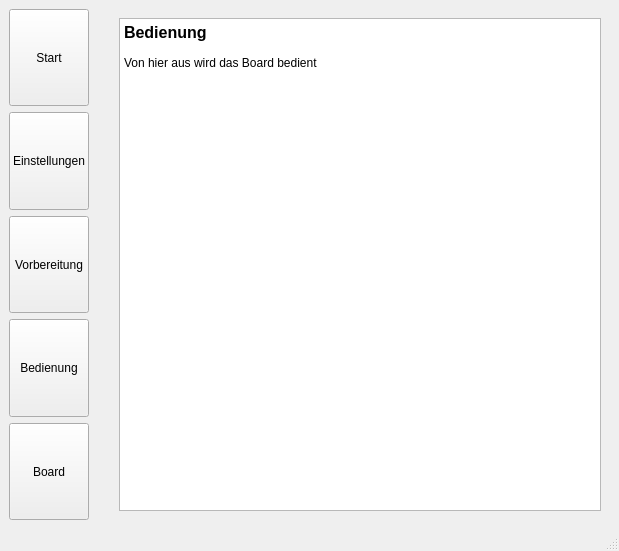
Before: the Qt Designer form JudoScoreboard/mainwindow.ui in lusmdl/MyJudoScoreboard, drawn with Qt 5.
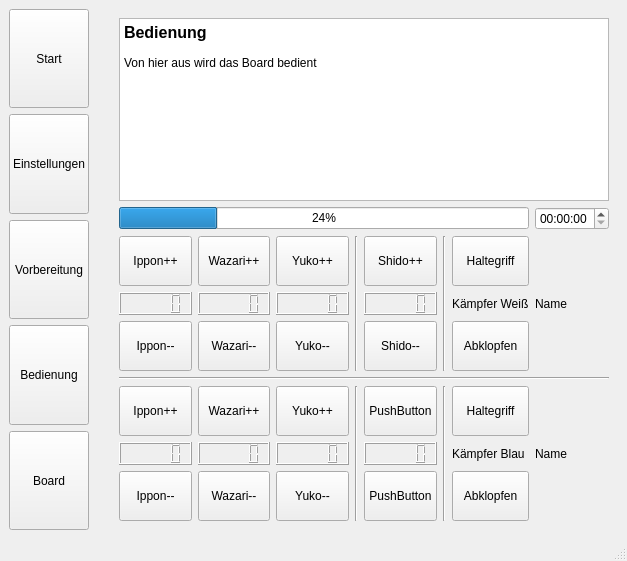
After: the same form once the commit is applied. The open tabs and pages were chosen to show the change.

Patch:
```diff
--- a/JudoScoreboard/mainwindow.ui
+++ b/JudoScoreboard/mainwindow.ui
@@ -6,8 +6,8 @@
    <rect>
     <x>0</x>
     <y>0</y>
-    <width>617</width>
-    <height>551</height>
+    <width>627</width>
+    <height>561</height>
    </rect>
   </property>
   <property name="windowTitle">
@@ -269,13 +269,6 @@
             </property>
            </widget>
           </item>
-          <item row="2" column="2">
-           <widget class="Line" name="line_6">
-            <property name="orientation">
-             <enum>Qt::Horizontal</enum>
-            </property>
-           </widget>
-          </item>
           <item row="17" column="2">
            <widget class="QCheckBox" name="_1_checkWazari">
             <property name="text">
@@ -299,20 +292,6 @@
             </property>
            </widget>
           </item>
-          <item row="2" column="1">
-           <widget class="Line" name="line_2">
-            <property name="orientation">
-             <enum>Qt::Horizontal</enum>
-            </property>
-           </widget>
-          </item>
-          <item row="9" column="2">
-           <widget class="Line" name="line_12">
-            <property name="orientation">
-             <enum>Qt::Horizontal</enum>
-            </property>
-           </widget>
-          </item>
           <item row="21" column="1">
            <widget class="QSpinBox" name="_1_numMaxShido">
             <property name="maximumSize">
@@ -397,13 +376,6 @@
           <item row="5" column="1">
            <widget class="QTimeEdit" name="_1_timeFight"/>
           </item>
-          <item row="15" column="2">
-           <widget class="Line" name="line_5">
-            <property name="orientation">
-             <enum>Qt::Horizontal</enum>
-            </property>
-           </widget>
-          </item>
           <item row="7" column="0" alignment="Qt::AlignRight">
            <widget class="QLabel" name="label_18">
             <property name="text">
@@ -432,20 +404,6 @@
             </property>
            </widget>
           </item>
-          <item row="2" column="0">
-           <widget class="Line" name="line">
-            <property name="orientation">
-             <enum>Qt::Horizontal</enum>
-            </property>
-           </widget>
-          </item>
-          <item row="15" column="1">
-           <widget class="Line" name="line_3">
-            <property name="orientation">
-             <enum>Qt::Horizontal</enum>
-            </property>
-           </widget>
-          </item>
           <item row="16" column="0" alignment="Qt::AlignRight">
            <widget class="QLabel" name="label_3">
             <property name="text">
@@ -467,13 +425,6 @@
             </property>
            </widget>
           </item>
-          <item row="20" column="1">
-           <widget class="Line" name="line_8">
-            <property name="orientation">
-             <enum>Qt::Horizontal</enum>
-            </property>
-           </widget>
-          </item>
           <item row="13" column="2">
            <widget class="QCheckBox" name="_1_checkWinYuko">
             <property name="text">
@@ -616,8 +567,452 @@
       <widget class="QWidget" name="_3_Control">
        <layout class="QHBoxLayout" name="horizontalLayout_5">
         <item>
-         <layout class="QVBoxLayout" name="_3_layout">
-          <item>
+         <layout class="QGridLayout" name="gridLayout_5">
+          <item row="6" column="1">
+           <widget class="QPushButton" name="pushButton_11">
+            <property name="sizePolicy">
+             <sizepolicy hsizetype="Minimum" vsizetype="Minimum">
+              <horstretch>0</horstretch>
+              <verstretch>0</verstretch>
+             </sizepolicy>
+            </property>
+            <property name="minimumSize">
+             <size>
+              <width>50</width>
+              <height>50</height>
+             </size>
+            </property>
+            <property name="text">
+             <string>Wazari++</string>
+            </property>
+           </widget>
+          </item>
+          <item row="3" column="1">
+           <widget class="QLCDNumber" name="lcdNumber_3"/>
+          </item>
+          <item row="8" column="2">
+           <widget class="QPushButton" name="pushButton_16">
+            <property name="sizePolicy">
+             <sizepolicy hsizetype="Minimum" vsizetype="Minimum">
+              <horstretch>0</horstretch>
+              <verstretch>0</verstretch>
+             </sizepolicy>
+            </property>
+            <property name="minimumSize">
+             <size>
+              <width>50</width>
+              <height>50</height>
+             </size>
+            </property>
+            <property name="text">
+             <string>Yuko--</string>
+            </property>
+           </widget>
+          </item>
+          <item row="8" column="0">
+           <widget class="QPushButton" name="pushButton_8">
+            <property name="sizePolicy">
+             <sizepolicy hsizetype="Minimum" vsizetype="Minimum">
+              <horstretch>0</horstretch>
+              <verstretch>0</verstretch>
+             </sizepolicy>
+            </property>
+            <property name="minimumSize">
+             <size>
+              <width>50</width>
+              <height>50</height>
+             </size>
+            </property>
+            <property name="text">
+             <string>Ippon--</string>
+            </property>
+           </widget>
+          </item>
+          <item row="2" column="4">
+           <widget class="QPushButton" name="pushButton_17">
+            <property name="sizePolicy">
+             <sizepolicy hsizetype="Minimum" vsizetype="Minimum">
+              <horstretch>0</horstretch>
+              <verstretch>0</verstretch>
+             </sizepolicy>
+            </property>
+            <property name="minimumSize">
+             <size>
+              <width>50</width>
+              <height>50</height>
+             </size>
+            </property>
+            <property name="text">
+             <string>Shido++</string>
+            </property>
+           </widget>
+          </item>
+          <item row="8" column="1">
+           <widget class="QPushButton" name="pushButton_12">
+            <property name="sizePolicy">
+             <sizepolicy hsizetype="Minimum" vsizetype="Minimum">
+              <horstretch>0</horstretch>
+              <verstretch>0</verstretch>
+             </sizepolicy>
+            </property>
+            <property name="minimumSize">
+             <size>
+              <width>50</width>
+              <height>50</height>
+             </size>
+            </property>
+            <property name="text">
+             <string>Wazari--</string>
+            </property>
+           </widget>
+          </item>
+          <item row="2" column="0">
+           <widget class="QPushButton" name="pushButton_5">
+            <property name="sizePolicy">
+             <sizepolicy hsizetype="Minimum" vsizetype="Minimum">
+              <horstretch>0</horstretch>
+              <verstretch>0</verstretch>
+             </sizepolicy>
+            </property>
+            <property name="minimumSize">
+             <size>
+              <width>50</width>
+              <height>50</height>
+             </size>
+            </property>
+            <property name="text">
+             <string>Ippon++</string>
+            </property>
+           </widget>
+          </item>
+          <item row="6" column="3" rowspan="3">
+           <widget class="Line" name="line_5">
+            <property name="orientation">
+             <enum>Qt::Vertical</enum>
+            </property>
+           </widget>
+          </item>
+          <item row="6" column="0">
+           <widget class="QPushButton" name="pushButton_6">
+            <property name="sizePolicy">
+             <sizepolicy hsizetype="Minimum" vsizetype="Minimum">
+              <horstretch>0</horstretch>
+              <verstretch>0</verstretch>
+             </sizepolicy>
+            </property>
+            <property name="minimumSize">
+             <size>
+              <width>50</width>
+              <height>50</height>
+             </size>
+            </property>
+            <property name="text">
+             <string>Ippon++</string>
+            </property>
+           </widget>
+          </item>
+          <item row="7" column="4">
+           <widget class="QLCDNumber" name="lcdNumber_8"/>
+          </item>
+          <item row="4" column="2">
+           <widget class="QPushButton" name="pushButton_14">
+            <property name="sizePolicy">
+             <sizepolicy hsizetype="Minimum" vsizetype="Minimum">
+              <horstretch>0</horstretch>
+              <verstretch>0</verstretch>
+             </sizepolicy>
+            </property>
+            <property name="minimumSize">
+             <size>
+              <width>50</width>
+              <height>50</height>
+             </size>
+            </property>
+            <property name="text">
+             <string>Yuko--</string>
+            </property>
+           </widget>
+          </item>
+          <item row="7" column="0">
+           <widget class="QLCDNumber" name="lcdNumber_2"/>
+          </item>
+          <item row="2" column="3" rowspan="3">
+           <widget class="Line" name="line_3">
+            <property name="orientation">
+             <enum>Qt::Vertical</enum>
+            </property>
+           </widget>
+          </item>
+          <item row="3" column="0">
+           <widget class="QLCDNumber" name="lcdNumber"/>
+          </item>
+          <item row="6" column="4">
+           <widget class="QPushButton" name="pushButton_19">
+            <property name="minimumSize">
+             <size>
+              <width>50</width>
+              <height>50</height>
+             </size>
+            </property>
+            <property name="text">
+             <string>PushButton</string>
+            </property>
+           </widget>
+          </item>
+          <item row="4" column="0">
+           <widget class="QPushButton" name="pushButton_7">
+            <property name="sizePolicy">
+             <sizepolicy hsizetype="Minimum" vsizetype="Minimum">
+              <horstretch>0</horstretch>
+              <verstretch>0</verstretch>
+             </sizepolicy>
+            </property>
+            <property name="minimumSize">
+             <size>
+              <width>50</width>
+              <height>50</height>
+             </size>
+            </property>
+            <property name="text">
+             <string>Ippon--</string>
+            </property>
+           </widget>
+          </item>
+          <item row="3" column="2">
+           <widget class="QLCDNumber" name="lcdNumber_6"/>
+          </item>
+          <item row="7" column="1">
+           <widget class="QLCDNumber" name="lcdNumber_4"/>
+          </item>
+          <item row="6" column="2">
+           <widget class="QPushButton" name="pushButton_15">
+            <property name="sizePolicy">
+             <sizepolicy hsizetype="Minimum" vsizetype="Minimum">
+              <horstretch>0</horstretch>
+              <verstretch>0</verstretch>
+             </sizepolicy>
+            </property>
+            <property name="minimumSize">
+             <size>
+              <width>50</width>
+              <height>50</height>
+             </size>
+            </property>
+            <property name="text">
+             <string>Yuko++</string>
+            </property>
+           </widget>
+          </item>
+          <item row="2" column="2">
+           <widget class="QPushButton" name="pushButton_13">
+            <property name="sizePolicy">
+             <sizepolicy hsizetype="Minimum" vsizetype="Minimum">
+              <horstretch>0</horstretch>
+              <verstretch>0</verstretch>
+             </sizepolicy>
+            </property>
+            <property name="minimumSize">
+             <size>
+              <width>50</width>
+              <height>50</height>
+             </size>
+            </property>
+            <property name="text">
+             <string>Yuko++</string>
+            </property>
+           </widget>
+          </item>
+          <item row="4" column="1">
+           <widget class="QPushButton" name="pushButton_10">
+            <property name="sizePolicy">
+             <sizepolicy hsizetype="Minimum" vsizetype="Minimum">
+              <horstretch>0</horstretch>
+              <verstretch>0</verstretch>
+             </sizepolicy>
+            </property>
+            <property name="minimumSize">
+             <size>
+              <width>50</width>
+              <height>50</height>
+             </size>
+            </property>
+            <property name="text">
+             <string>Wazari--</string>
+            </property>
+           </widget>
+          </item>
+          <item row="4" column="4">
+           <widget class="QPushButton" name="pushButton_18">
+            <property name="sizePolicy">
+             <sizepolicy hsizetype="Minimum" vsizetype="Minimum">
+              <horstretch>0</horstretch>
+              <verstretch>0</verstretch>
+             </sizepolicy>
+            </property>
+            <property name="minimumSize">
+             <size>
+              <width>50</width>
+              <height>50</height>
+             </size>
+            </property>
+            <property name="text">
+             <string>Shido--</string>
+            </property>
+           </widget>
+          </item>
+          <item row="3" column="4">
+           <widget class="QLCDNumber" name="lcdNumber_7"/>
+          </item>
+          <item row="2" column="1">
+           <widget class="QPushButton" name="pushButton_9">
+            <property name="sizePolicy">
+             <sizepolicy hsizetype="Minimum" vsizetype="Minimum">
+              <horstretch>0</horstretch>
+              <verstretch>0</verstretch>
+             </sizepolicy>
+            </property>
+            <property name="minimumSize">
+             <size>
+              <width>50</width>
+              <height>50</height>
+             </size>
+            </property>
+            <property name="text">
+             <string>Wazari++</string>
+            </property>
+           </widget>
+          </item>
+          <item row="7" column="2">
+           <widget class="QLCDNumber" name="lcdNumber_5"/>
+          </item>
+          <item row="8" column="4">
+           <widget class="QPushButton" name="pushButton_20">
+            <property name="minimumSize">
+             <size>
+              <width>50</width>
+              <height>50</height>
+             </size>
+            </property>
+            <property name="text">
+             <string>PushButton</string>
+            </property>
+           </widget>
+          </item>
+          <item row="2" column="5" rowspan="3">
+           <widget class="Line" name="line_6">
+            <property name="orientation">
+             <enum>Qt::Vertical</enum>
+            </property>
+           </widget>
+          </item>
+          <item row="6" column="5" rowspan="3">
+           <widget class="Line" name="line_8">
+            <property name="orientation">
+             <enum>Qt::Vertical</enum>
+            </property>
+           </widget>
+          </item>
+          <item row="6" column="6">
+           <widget class="QPushButton" name="pushButton_22">
+            <property name="sizePolicy">
+             <sizepolicy hsizetype="Minimum" vsizetype="Minimum">
+              <horstretch>0</horstretch>
+              <verstretch>0</verstretch>
+             </sizepolicy>
+            </property>
+            <property name="minimumSize">
+             <size>
+              <width>50</width>
+              <height>50</height>
+             </size>
+            </property>
+            <property name="text">
+             <string>Haltegriff</string>
+            </property>
+           </widget>
+          </item>
+          <item row="2" column="6">
+           <widget class="QPushButton" name="pushButton_21">
+            <property name="sizePolicy">
+             <sizepolicy hsizetype="Minimum" vsizetype="Minimum">
+              <horstretch>0</horstretch>
+              <verstretch>0</verstretch>
+             </sizepolicy>
+            </property>
+            <property name="minimumSize">
+             <size>
+              <width>50</width>
+              <height>50</height>
+             </size>
+            </property>
+            <property name="text">
+             <string>Haltegriff</string>
+            </property>
+           </widget>
+          </item>
+          <item row="4" column="6">
+           <widget class="QPushButton" name="pushButton_23">
+            <property name="sizePolicy">
+             <sizepolicy hsizetype="Minimum" vsizetype="Minimum">
+              <horstretch>0</horstretch>
+              <verstretch>0</verstretch>
+             </sizepolicy>
+            </property>
+            <property name="minimumSize">
+             <size>
+              <width>50</width>
+              <height>50</height>
+             </size>
+            </property>
+            <property name="text">
+             <string>Abklopfen</string>
+            </property>
+           </widget>
+          </item>
+          <item row="8" column="6">
+           <widget class="QPushButton" name="pushButton_24">
+            <property name="sizePolicy">
+             <sizepolicy hsizetype="Minimum" vsizetype="Minimum">
+              <horstretch>0</horstretch>
+              <verstretch>0</verstretch>
+             </sizepolicy>
+            </property>
+            <property name="minimumSize">
+             <size>
+              <width>50</width>
+              <height>50</height>
+             </size>
+            </property>
+            <property name="text">
+             <string>Abklopfen</string>
+            </property>
+           </widget>
+          </item>
+          <item row="3" column="6">
+           <widget class="QLabel" name="label_21">
+            <property name="text">
+             <string>Kämpfer Weiß</string>
+            </property>
+           </widget>
+          </item>
+          <item row="7" column="6">
+           <widget class="QLabel" name="label_29">
+            <property name="text">
+             <string>Kämpfer Blau</string>
+            </property>
+           </widget>
+          </item>
+          <item row="1" column="7">
+           <widget class="QTimeEdit" name="timeEdit"/>
+          </item>
+          <item row="1" column="0" colspan="7">
+           <widget class="QProgressBar" name="progressBar">
+            <property name="value">
+             <number>24</number>
+            </property>
+           </widget>
+          </item>
+          <item row="0" column="0" colspan="8">
            <widget class="QTextBrowser" name="_3_head">
             <property name="html">
              <string>&lt;!DOCTYPE HTML PUBLIC &quot;-//W3C//DTD HTML 4.0//EN&quot; &quot;http://www.w3.org/TR/REC-html40/strict.dtd&quot;&gt;
@@ -633,6 +1028,27 @@
             </property>
            </widget>
           </item>
+          <item row="2" column="7" rowspan="3">
+           <widget class="QLabel" name="label_30">
+            <property name="text">
+             <string>Name</string>
+            </property>
+           </widget>
+          </item>
+          <item row="5" column="0" colspan="8">
+           <widget class="Line" name="line_2">
+            <property name="orientation">
+             <enum>Qt::Horizontal</enum>
+            </property>
+           </widget>
+          </item>
+          <item row="6" column="7" rowspan="3">
+           <widget class="QLabel" name="label_31">
+            <property name="text">
+             <string>Name</string>
+            </property>
+           </widget>
+          </item>
          </layout>
         </item>
        </layout>
@@ -641,97 +1057,6 @@
        <layout class="QHBoxLayout" name="horizontalLayout_6">
         <item>
          <layout class="QGridLayout" name="gridLayout_2">
-          <item row="1" column="2">
-           <widget class="QLabel" name="label_20">
-            <property name="text">
-             <string>Wazari</string>
-            </property>
-           </widget>
-          </item>
-          <item row="3" column="3">
-           <widget class="Line" name="line_16">
-            <property name="orientation">
-             <enum>Qt::Horizontal</enum>
-            </property>
-           </widget>
-          </item>
-          <item row="4" column="4">
-           <widget class="Line" name="line_19">
-            <property name="orientation">
-             <enum>Qt::Vertical</enum>
-            </property>
-           </widget>
-          </item>
-          <item row="3" column="5">
-           <widget class="QLCDNumber" name="lcdNumber_3"/>
-          </item>
-          <item row="3" column="0">
-           <widget class="Line" name="line_14">
-            <property name="orientation">
-             <enum>Qt::Horizontal</enum>
-            </property>
-           </widget>
-          </item>
-          <item row="3" column="2">
-           <widget class="Line" name="line_15">
-            <property name="orientation">
-             <enum>Qt::Horizontal</enum>
-            </property>
-           </widget>
-          </item>
-          <item row="4" column="3">
-           <widget class="QLCDNumber" name="lcdNumber_7"/>
-          </item>
-          <item row="4" column="2">
-           <widget class="QLCDNumber" name="lcdNumber_6"/>
-          </item>
-          <item row="0" column="1">
-           <widget class="QLCDNumber" name="lcdNumber"/>
-          </item>
-          <item row="3" column="1">
-           <widget class="Line" name="line_13">
-            <property name="orientation">
-             <enum>Qt::Horizontal</enum>
-            </property>
-           </widget>
-          </item>
-          <item row="0" column="2">
-           <widget class="QLCDNumber" name="lcdNumber_4"/>
-          </item>
-          <item row="0" column="3">
-           <widget class="QLCDNumber" name="lcdNumber_5"/>
-          </item>
-          <item row="4" column="0">
-           <widget class="QLineEdit" name="lineEdit_2">
-            <property name="text">
-             <string>Kämpfer Gast</string>
-            </property>
-           </widget>
-          </item>
-          <item row="4" column="1">
-           <widget class="QLCDNumber" name="lcdNumber_2"/>
-          </item>
-          <item row="3" column="4">
-           <widget class="Line" name="line_18">
-            <property name="orientation">
-             <enum>Qt::Vertical</enum>
-            </property>
-           </widget>
-          </item>
-          <item row="0" column="0">
-           <widget class="QLineEdit" name="lineEdit">
-            <property name="text">
-             <string>Kämpfer Heim</string>
-            </property>
-           </widget>
-          </item>
-          <item row="0" column="4">
-           <widget class="Line" name="line_17">
-            <property name="orientation">
-             <enum>Qt::Vertical</enum>
-            </property>
-           </widget>
-          </item>
           <item row="1" column="1">
            <widget class="QLabel" name="label_19">
             <property name="text">
@@ -739,16 +1064,10 @@
             </property>
            </widget>
           </item>
-          <item row="1" column="3">
-           <widget class="QLabel" name="label_21">
-            <property name="sizePolicy">
-             <sizepolicy hsizetype="Preferred" vsizetype="Preferred">
-              <horstretch>0</horstretch>
-              <verstretch>0</verstretch>
-             </sizepolicy>
-            </property>
+          <item row="1" column="0">
+           <widget class="QLabel" name="label_20">
             <property name="text">
-             <string>Ippon</string>
+             <string>generiere Scoreboard</string>
             </property>
            </widget>
           </item>
```
Left out of the diff: 256 changed lines with no effect on the pictures.
